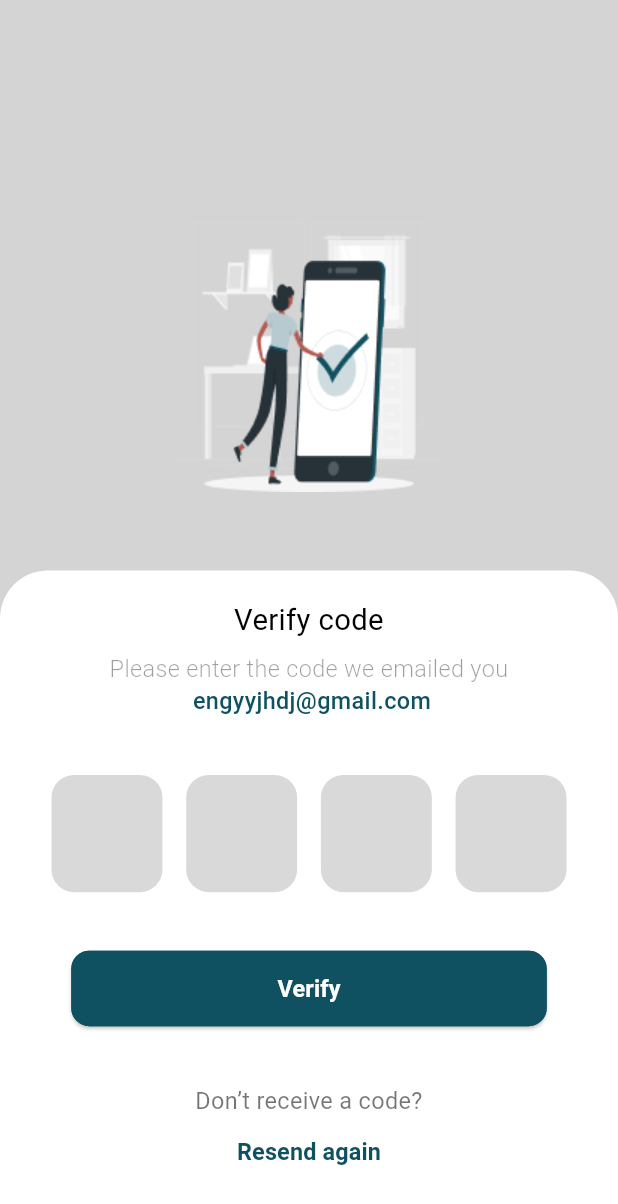
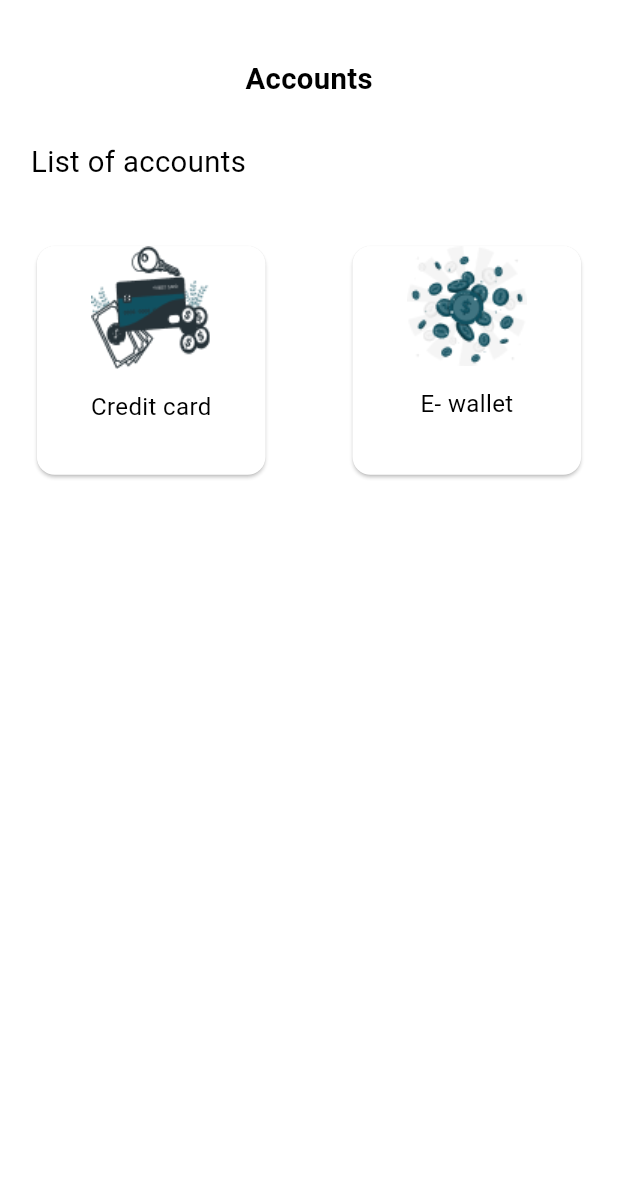
Before and after one commit to wealthwiseteam/wealth-wise-app, a Flutter app: the screen it shows after launch, on a phone screen of 412 x 824 dp. Shown: the top 1204 px of the screen. Run offline on Flutter 3.47's test engine with Material 2 defaults, Android fonts, the phone set to English and light mode, and no system bars; our stand-ins replace another_flushbar, dio, equatable, flutter_screenutil, flutter_svg, internet_connection_checker.

Commit message:
feat: build accounts page

```diff
--- a/lib/main.dart
+++ b/lib/main.dart
@@ -7,6 +7,7 @@ import 'package:wealth_wise/view/pages/auth/login/logIn_page.dart';
 
 import 'resources/localization/generated/l10n.dart';
 import 'resources/router/app_router.dart';
+import 'view/pages/accounts/accounts_page.dart';
 import 'view/pages/auth/congrats/congrats_page.dart';
 import 'view/pages/auth/create_new_password/create_new_password.dart';
 import 'view/pages/auth/face_id/face_id_page.dart';
@@ -46,7 +47,7 @@ class MyApp extends StatelessWidget {
             physics: const BouncingScrollPhysics(),
           ),
           onGenerateRoute: RouteGenerate.getRoute,
-          home:VerifyCodePage(),
+          home: AcountsPage(),
         );
       },
     );
--- /dev/null
+++ b/lib/view/pages/accounts/accounts_page.dart
@@ -0,0 +1,77 @@
+import 'package:flutter/material.dart';
+import 'package:flutter_screenutil/flutter_screenutil.dart';
+import 'package:wealth_wise/resources/extensions/extensions.dart';
+import 'package:wealth_wise/resources/styles/app_colors.dart';
+
+import '../../../../resources/constants/app_assets.dart';
+
+import '../../../../resources/localization/generated/l10n.dart';
+
+import '../../widgets/public_card.dart';
+import '../../widgets/public_text.dart';
+
+class AcountsPage extends StatefulWidget {
+  const AcountsPage({super.key});
+
+  @override
+  State<AcountsPage> createState() => _AcountsPageState();
+}
+
+class _AcountsPageState extends State<AcountsPage> {
+  List<Widget> cards = [
+    PublicCard(imageUrl: AppAssets.creditCard, text: 'Credit card'),
+    PublicCard(imageUrl: AppAssets.eWallet, text: 'E- wallet'),
+  ];
+
+  @override
+  Widget build(BuildContext context) {
+    return SafeArea(
+      child: Scaffold(
+        body: Padding(
+          padding: EdgeInsets.symmetric(vertical: 40.h, horizontal: 10.w),
+          child: Column(
+            children: [
+              PublicText(
+                txt: S.of(context).accounts,
+                size: 20.sp,
+                fw: FontWeight.w700,
+              ),
+              20.ph,
+              Row(
+                children: [
+                  Padding(
+                    padding: const EdgeInsets.all(10.0),
+                    child: PublicText(
+                      txt: S.of(context).ListOfAccounts,
+                      size: 20.sp,
+                      align: TextAlign.start,
+                      ff: "Inter",
+                      fw: FontWeight.w400,
+                    ),
+                  ),
+                ],
+              ),
+              20.ph,
+              Expanded(
+                child: GridView.count(
+                  crossAxisCount: 2,
+                  crossAxisSpacing: 30,
+                  mainAxisSpacing: 15,
+                  children: List.generate(
+                      cards.length,
+                      (index) => InkWell(
+                            onTap: () {},
+                            child: SizedBox(
+                              width: MediaQuery.of(context).size.width / 3,
+                              child: cards[index],
+                            ),
+                          )),
+                ),
+              ),
+            ],
+          ),
+        ),
+      ),
+    );
+  }
+}
```
